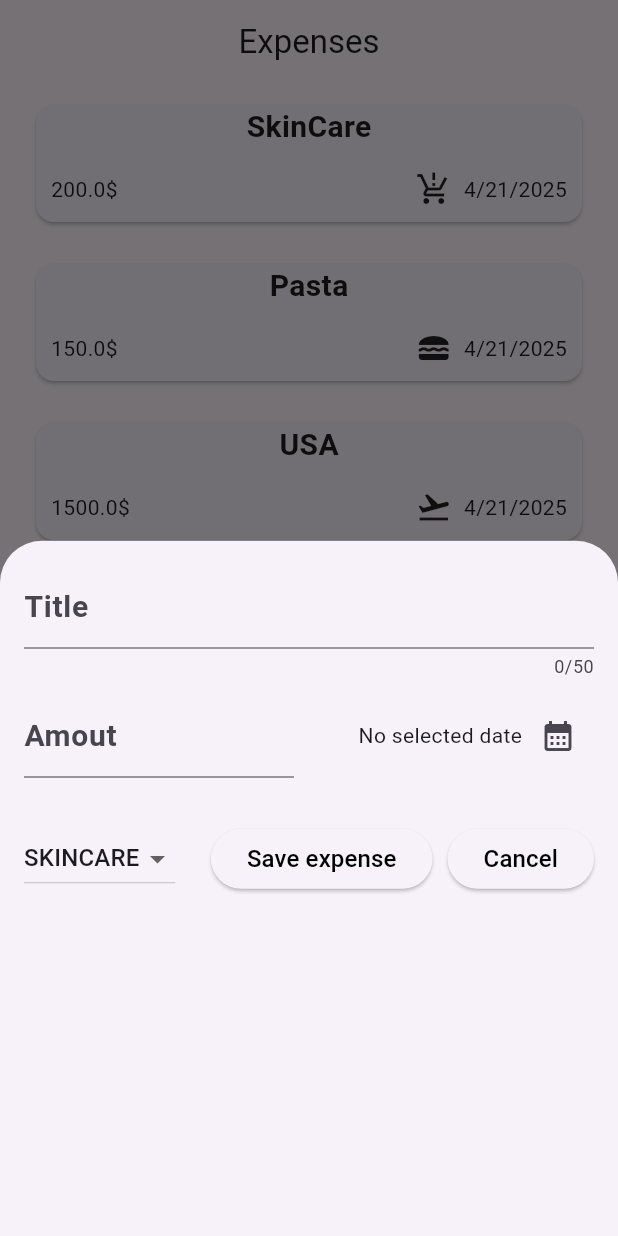
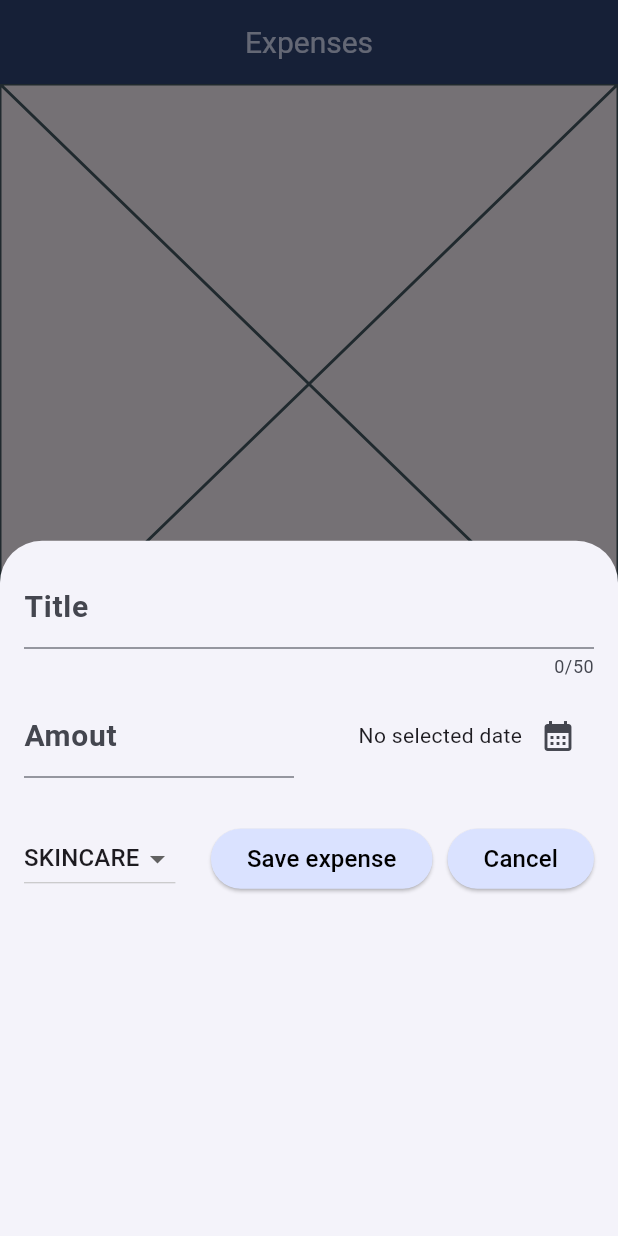
Before and after one commit to NourhanMagdy21/Xpenso_App, a Flutter app: the screen it shows after launch, after a tap on the "add" icon, on a phone screen of 412 x 824 dp. Run offline on Flutter 3.47's test engine with Material 3 defaults, Android fonts, the phone set to English and light mode, and no system bars.

Commit message:
added some refactoring

```diff
--- a/lib/features/home/expenses.dart
+++ b/lib/features/home/expenses.dart
@@ -1,7 +1,7 @@
 import 'package:flutter/material.dart';
 import 'package:xpenso_app/widgets/new_expense.dart';
-
 import '../../models/expense.dart';
+import '../../widgets/chart/chart.dart';
 import '../../widgets/expenses_list/expenses_list.dart';
 
 class ExpensesScreen extends StatefulWidget {
@@ -12,7 +12,7 @@ class ExpensesScreen extends StatefulWidget {
 }
 
 class _ExpensesScreenState extends State<ExpensesScreen> {
-  final List<Expense> expenses = [
+  final List<Expense> _registeredExpenses = [
     Expense(
         title: 'SkinCare',
         amount: 200,
@@ -29,12 +29,22 @@ class _ExpensesScreenState extends State<ExpensesScreen> {
         category: Category.travel,
         date: DateTime.now()),
     Expense(
-        title: 'fun',
+        title: 'Work',
         amount: 800,
         category: Category.work,
         date: DateTime.now()),
   ];
+void _addExpense (Expense expense){
+  setState(() {
+    _registeredExpenses.add(expense);
+  });
+}
 
+  void _removeExpense (Expense expense){
+    setState(() {
+      _registeredExpenses.remove(expense);
+    });
+  }
   @override
   Widget build(BuildContext context) {
     return Scaffold(
@@ -45,8 +55,11 @@ class _ExpensesScreenState extends State<ExpensesScreen> {
         child: Column(
           mainAxisAlignment: MainAxisAlignment.center,
           children: [
+            Chart(expenses: _registeredExpenses,),
             Expanded(
-              child: ExpensesList(expenses: expenses),
+              child: ExpensesList(
+                  onRemoveExpense: _removeExpense,
+                  expenses: _registeredExpenses),
             )
           ],
         ),
@@ -57,7 +70,9 @@ class _ExpensesScreenState extends State<ExpensesScreen> {
         child: IconButton(
             onPressed: () {
               showModalBottomSheet(
-                  context: context, builder: (c) => NewExpense());
+                  context: context, builder: (c) => NewExpense(
+
+                  onAddExpense: _addExpense));
             },
             icon: Icon(
               Icons.add,
--- a/lib/main.dart
+++ b/lib/main.dart
@@ -1,10 +1,14 @@
 import 'package:flutter/material.dart';
 import 'package:xpenso_app/features/home/expenses.dart';
-
 
 void main() {
   runApp(const MyApp());
 }
+
+var myColorScheme =
+    ColorScheme.fromSeed(seedColor: const Color.fromARGB(255, 59, 96, 179));
+var myDarkColorScheme =
+ColorScheme.fromSeed(seedColor: const Color.fromARGB(255, 59, 96, 179));
 
 class MyApp extends StatelessWidget {
   const MyApp({super.key});
@@ -12,6 +16,47 @@ class MyApp extends StatelessWidget {
   @override
   Widget build(BuildContext context) {
     return MaterialApp(
+      themeMode: ThemeMode.light,
+      theme: ThemeData().copyWith(
+          colorScheme: myColorScheme,
+          appBarTheme: AppBarTheme().copyWith(
+              backgroundColor: myColorScheme.onPrimaryContainer,
+              foregroundColor: myColorScheme.primaryContainer),
+          cardTheme: CardTheme().copyWith(
+              color: myColorScheme.secondaryContainer,
+              margin: EdgeInsets.symmetric(horizontal: 20, vertical: 10)),
+          elevatedButtonTheme: ElevatedButtonThemeData(
+              style: ElevatedButton.styleFrom(
+                  backgroundColor: myColorScheme.primaryContainer)),
+          textTheme: ThemeData().textTheme.copyWith(
+              titleLarge: TextStyle(
+                  fontWeight: FontWeight.normal,
+                  color: myColorScheme.onSecondaryContainer,
+                  fontSize: 20),
+          ),
+      ),
+      darkTheme: ThemeData.dark().copyWith(
+        colorScheme: myDarkColorScheme,
+        bottomSheetTheme: BottomSheetThemeData().copyWith(
+          backgroundColor: myDarkColorScheme.onPrimaryContainer,
+        ),
+        appBarTheme: AppBarTheme().copyWith(
+            backgroundColor: myDarkColorScheme.onPrimaryContainer,
+            foregroundColor: myDarkColorScheme.primaryContainer),
+        cardTheme: CardTheme().copyWith(
+            color: myDarkColorScheme.secondaryContainer,
+            margin: EdgeInsets.symmetric(horizontal: 20, vertical: 10)),
+        elevatedButtonTheme: ElevatedButtonThemeData(
+            style: ElevatedButton.styleFrom(
+                backgroundColor: myDarkColorScheme.primaryContainer,
+              foregroundColor: myDarkColorScheme.onPrimaryContainer,)),
+        textTheme: ThemeData().textTheme.copyWith(
+          titleLarge: TextStyle(
+              fontWeight: FontWeight.normal,
+              color: myDarkColorScheme.onSecondaryContainer,
+              fontSize: 20),
+        ),
+      ),
       debugShowCheckedModeBanner: false,
       home: ExpensesScreen(),
     );
--- /dev/null
+++ b/lib/widgets/chart/chart.dart
@@ -0,0 +1,12 @@
+import 'package:flutter/material.dart';
+import 'package:xpenso_app/models/expense.dart';
+
+class Chart extends StatelessWidget {
+  const Chart({super.key, required this.expenses});
+  final List<Expense> expenses;
+
+  @override
+  Widget build(BuildContext context) {
+    return const Placeholder();
+  }
+}
--- a/lib/widgets/expenses_list/expenses_item.dart
+++ b/lib/widgets/expenses_list/expenses_item.dart
@@ -8,15 +8,13 @@ class ExpensesItem extends StatelessWidget {
 
   @override
   Widget build(BuildContext context) {
-    return Padding(
-      padding: const EdgeInsets.symmetric(vertical: 10, horizontal: 20),
-      child: Card(
+    return Card(
+      child: Padding(
+        padding: const EdgeInsets.symmetric(horizontal: 10, vertical: 5),
         child: Column(
+          crossAxisAlignment: CrossAxisAlignment.start,
           children: [
-            Text(expense.title, style: TextStyle(
-              fontWeight: FontWeight.bold,
-              fontSize: 20
-            ),),
+            Text(expense.title, style: Theme.of(context).textTheme.titleLarge),
             SizedBox(
               height: 5,
             ),
--- a/lib/widgets/expenses_list/expenses_list.dart
+++ b/lib/widgets/expenses_list/expenses_list.dart
@@ -5,15 +5,24 @@ import '../../models/expense.dart';
 class ExpensesList extends StatelessWidget {
   const ExpensesList({
     super.key,
-    required this.expenses,
+    required this.expenses, required this.onRemoveExpense,
   }) ;
-
+  final void Function(Expense expense) onRemoveExpense;
   final List<Expense> expenses;
 
   @override
   Widget build(BuildContext context) {
     return ListView.builder(
         itemCount: expenses.length,
-        itemBuilder: (context, index) => ExpensesItem(expense: expenses[index]));
+        itemBuilder: (context, index) => Dismissible(
+
+background: Container(
+  color: Theme.of(context).colorScheme.error.withOpacity(0.7),
+  margin: Theme.of(context).cardTheme.margin,
+),
+          onDismissed: (direction)=>onRemoveExpense(expenses[index]) ,
+            key: ValueKey(expenses[index]),
+            child: ExpensesItem(
+                expense: expenses[index])));
   }
 }
--- a/lib/widgets/new_expense.dart
+++ b/lib/widgets/new_expense.dart
@@ -1,11 +1,12 @@
 import 'dart:developer';
-
 import 'package:flutter/material.dart';
 import 'package:intl/intl.dart';
 import 'package:xpenso_app/models/expense.dart';
 
 class NewExpense extends StatefulWidget {
-  const NewExpense({super.key});
+  const NewExpense({super.key, required this.onAddExpense});
+
+  final void Function(Expense expense) onAddExpense;
 
   @override
   State<NewExpense> createState() => _NewExpenseState();
@@ -13,7 +14,7 @@ class NewExpense extends StatefulWidget {
 
 class _NewExpenseState extends State<NewExpense> {
   final _titleController = TextEditingController();
-  final _amoutController = TextEditingController();
+  final _amountController = TextEditingController();
   DateTime? _selectedDate;
   final formatter = DateFormat.yMd();
   Category _selectedCategory = Category.skinCare;
@@ -33,7 +34,7 @@ class _NewExpenseState extends State<NewExpense> {
           TextField(
             controller: _titleController,
             maxLength: 50,
-            decoration: InputDecoration(
+            decoration: const InputDecoration(
                 label: Text(
               'Title',
               style: TextStyle(
@@ -42,16 +43,16 @@ class _NewExpenseState extends State<NewExpense> {
               ),
             )),
           ),
-          SizedBox(
+          const SizedBox(
             height: 10,
           ),
           Row(
             children: [
               Expanded(
                 child: TextField(
-                  controller: _amoutController,
+                  controller: _amountController,
                   keyboardType: TextInputType.number,
-                  decoration: InputDecoration(
+                  decoration: const InputDecoration(
                       prefixText: '\$',
                       label: Text(
                         'Amout',
@@ -62,7 +63,7 @@ class _NewExpenseState extends State<NewExpense> {
                       )),
                 ),
               ),
-              SizedBox(
+              const SizedBox(
                 width: 20,
               ),
               Expanded(
@@ -87,20 +88,20 @@ class _NewExpenseState extends State<NewExpense> {
                             _selectedDate = pickedDate;
                           });
                         },
-                        icon: Icon(Icons.calendar_month_sharp)),
+                        icon: const Icon(Icons.calendar_month_sharp)),
                   ],
                 ),
               ),
             ],
           ),
-          SizedBox(
+          const SizedBox(
             height: 30,
           ),
           Row(
             mainAxisAlignment: MainAxisAlignment.center,
             children: [
               DropdownButton(
-                value: _selectedCategory,
+                  value: _selectedCategory,
                   items: Category.values
                       .map(
                         (e) => DropdownMenuItem(
@@ -111,31 +112,60 @@ class _NewExpenseState extends State<NewExpense> {
                       .toList(),
                   onChanged: (newCat) {
                     setState(() {
-                      if(newCat == null) {
+                      if (newCat == null) {
                         return;
                       }
                       _selectedCategory = newCat;
                     });
                   }),
               Spacer(),
-
               ElevatedButton(
                   onPressed: () {
-                    log(_titleController.text);
-                    log(_amoutController.text);
+                    final double? enteredAmount =
+                        double.tryParse(_amountController.text);
+                    final bool amountInvalid =
+                        enteredAmount == null || enteredAmount <= 0;
+                    if (_titleController.text.trim().isEmpty ||
+                        amountInvalid == null ||
+                        _selectedDate == null) {
+                      showDialog(
+                          context: context,
+                          builder: (ctx) => AlertDialog(
+                                title: const Text('Invalid input'),
+                                content: const Text(
+                                    'Please make sure valid title, amount, date and category was entered.'),
+                                actions: [
+                                  ElevatedButton(
+                                      onPressed: () {
+                                        Navigator.pop(ctx);
+                                      },
+                                      child: const Text(
+                                        'Okay',
+                                        style: TextStyle(color: Colors.black),
+                                      )),
+                                ],
+                              ));
+                    } else {
+                      widget.onAddExpense(Expense(
+                          title: _titleController.text,
+                          amount: enteredAmount!,
+                          category: _selectedCategory,
+                          date: _selectedDate!));
+                      Navigator.pop(context);
+                    }
                   },
-                  child: Text(
+                  child: const Text(
                     'Save expense',
                     style: TextStyle(color: Colors.black, fontSize: 16),
                   )),
-              SizedBox(
+              const SizedBox(
                 width: 10,
               ),
               ElevatedButton(
                   onPressed: () {
                     Navigator.pop(context);
                   },
-                  child: Text(
+                  child: const Text(
                     'Cancel',
                     style: TextStyle(color: Colors.black, fontSize: 16),
                   )),
```
Also changed, not shown: lib/models/expense.dart (+37 -13 lines), lib/widgets/chart/chat_bar.dart (added).
